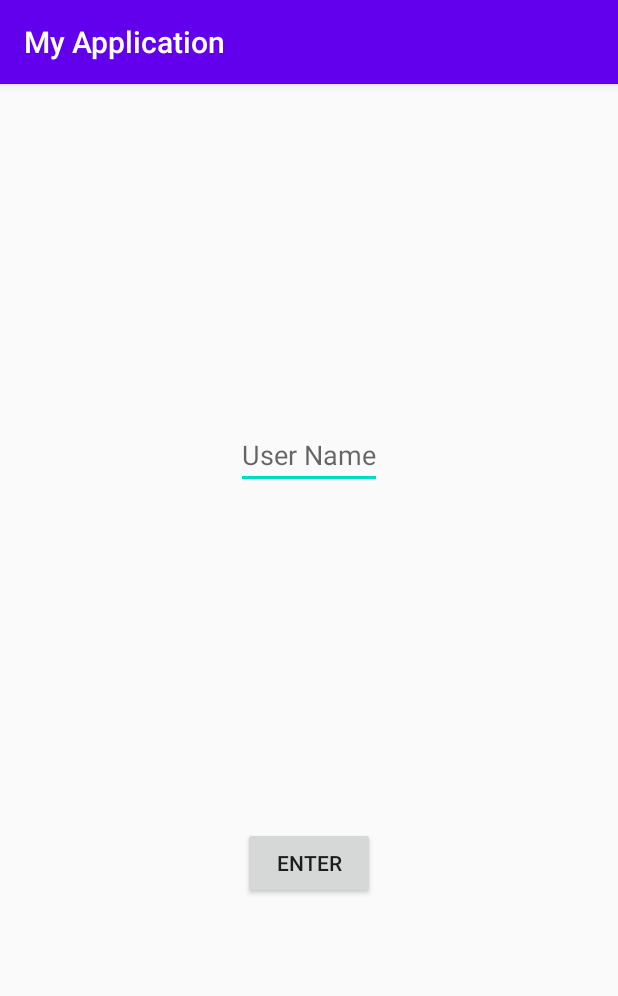
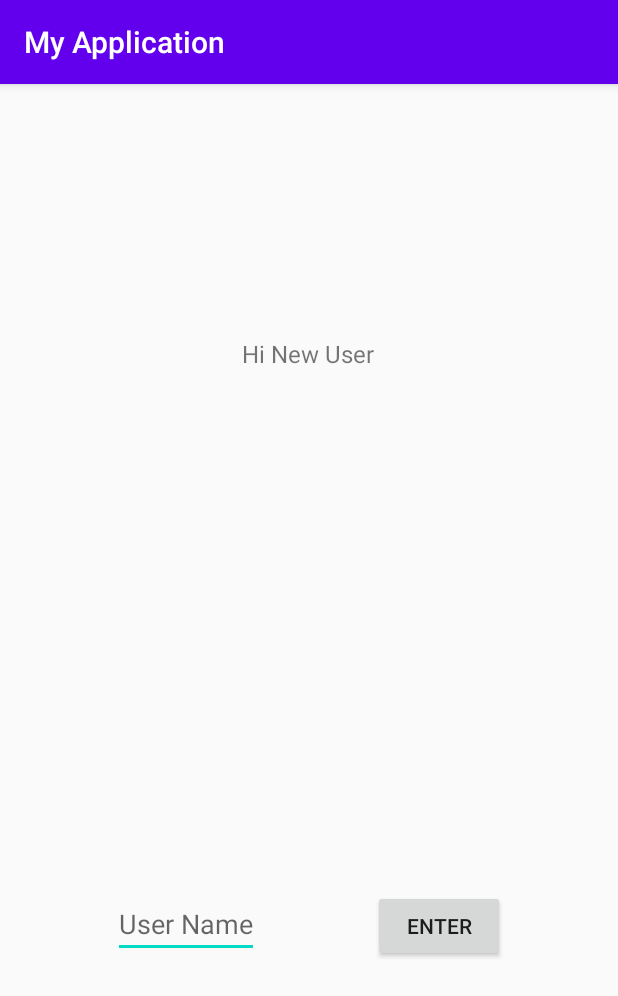
Before and after one commit to chagayh/DataApp, an Android app: the screen it shows after launch (MainActivity), on a phone screen of 412 x 824 dp. Shown: the top 996 px of the screen. Run offline under Robolectric (Android 15) with nearby library versions, the phone set to English and light mode, and no system bars.

```diff
--- a/app/src/main/java/com/example/myapplication/MainActivity.kt
+++ b/app/src/main/java/com/example/myapplication/MainActivity.kt
@@ -1,10 +1,12 @@
 package com.example.myapplication
 
+import android.annotation.SuppressLint
 import androidx.appcompat.app.AppCompatActivity
 import android.os.Bundle
 import android.view.View
 import android.widget.Button
 import android.widget.EditText
+import android.widget.TextView
 import android.widget.Toast
 
 class MainActivity : AppCompatActivity() {
@@ -14,12 +16,12 @@ class MainActivity : AppCompatActivity() {
         get() = findViewById(R.id.editText)
     private val enterBtn: Button
             get () = findViewById(R.id.enterBtn)
+    private val textView: TextView
+        get () = findViewById(R.id.textView)
 
     override fun onCreate(savedInstanceState: Bundle?) {
         super.onCreate(savedInstanceState)
         setContentView(R.layout.activity_main)
-
-        invisibleComps()
 
         checkFirstLogin()
 
@@ -27,26 +29,31 @@ class MainActivity : AppCompatActivity() {
 
     }
 
-    private fun invisibleComps(){
-        editText.visibility = View.INVISIBLE
-        enterBtn.visibility = View.INVISIBLE
-    }
-
+    @SuppressLint("SetTextI18n")
     private fun setButton(){
         enterBtn.setOnClickListener {
             when {
                 editText.text.toString() == "" -> Toast.makeText(this, "Enter User Name", Toast.LENGTH_LONG)
                     .show()
                 else -> {appContext.appSp.storeUserName(editText.text.toString())
-                    invisibleComps()
+                    enterBtn.text = "CHANGE USER NAME"
+                    textView.text = "Welcome " + editText.text.toString()
+                    editText.text.clear()
                 }
             }
         }
     }
 
+    @SuppressLint("SetTextI18n")
     private fun checkFirstLogin(){
         if (appContext.appSp.getUserName() == null){
+            enterBtn.text = "ENTER"
+            textView.text = "Hi New User"
             askForUserName()
+        } else {
+            textView.visibility = View.VISIBLE
+            textView.text = "Welcome " + appContext.appSp.getUserName()
+            enterBtn.text = "CHANGE USER NAME"
         }
     }
 
--- a/app/src/main/java/com/example/myapplication/ServerInterface.kt
+++ b/app/src/main/java/com/example/myapplication/ServerInterface.kt
@@ -6,5 +6,8 @@ import retrofit2.http.Path
 
 interface ServerInterface {
     @GET("/users/{user_name}/token")
-    suspend fun getToken(@Path("userName") userNAme: String): Call<TokenResponse>
+    fun getToken(@Path("userName") userNAme: String): Call<TokenResponse>
+
+    @GET("/user/")
+    fun getUser(): Call<UserResponse>
 }
--- a/app/src/main/res/layout/activity_main.xml
+++ b/app/src/main/res/layout/activity_main.xml
@@ -6,17 +6,18 @@
     android:layout_height="match_parent"
     tools:context=".MainActivity">
 
-    <EditText
-        android:id="@+id/editText"
+    <TextView
+        android:id="@+id/textView"
         android:layout_width="wrap_content"
         android:layout_height="wrap_content"
-        android:hint="User Name"
-        android:digits="0123456789qwertzuiopasdfghjklyxcvbnmQWERTZUIOPASDFGHJKLYXCVBNM"
-        android:inputType="textFilter"
-        app:layout_constraintBottom_toTopOf="@id/enterBtn"
+        android:textSize="16sp"
+        app:layout_constraintBottom_toBottomOf="parent"
+        app:layout_constraintHorizontal_bias="0.498"
         app:layout_constraintLeft_toLeftOf="parent"
         app:layout_constraintRight_toRightOf="parent"
-        app:layout_constraintTop_toTopOf="parent" />
+        app:layout_constraintTop_toTopOf="parent"
+        app:layout_constraintVertical_bias="0.226"
+        tools:text="welcome back" />
 
     <Button
         android:id="@+id/enterBtn"
@@ -24,10 +25,23 @@
         android:layout_height="wrap_content"
         android:text="Enter"
         app:layout_constraintBottom_toBottomOf="parent"
+        app:layout_constraintLeft_toRightOf="@id/editText"
+        app:layout_constraintRight_toRightOf="parent"
+        app:layout_constraintTop_toTopOf="parent"
+        app:layout_constraintVertical_bias="0.746" />
+
+    <EditText
+        android:id="@+id/editText"
+        android:layout_width="wrap_content"
+        android:layout_height="wrap_content"
+        android:digits="0123456789qwertzuiopasdfghjklyxcvbnmQWERTZUIOPASDFGHJKLYXCVBNM"
+        android:hint="User Name"
+        android:inputType="textFilter"
+        app:layout_constraintBottom_toBottomOf="parent"
         app:layout_constraintLeft_toLeftOf="parent"
-        app:layout_constraintRight_toRightOf="parent"
-        app:layout_constraintTop_toBottomOf="@+id/editText" />
-
+        app:layout_constraintRight_toLeftOf="@id/enterBtn"
+        app:layout_constraintTop_toTopOf="parent"
+        app:layout_constraintVertical_bias="0.744" />
 
 
 </androidx.constraintlayout.widget.ConstraintLayout>
```
Also changed, not shown: app/src/main/java/com/example/myapplication/GetTokenWorker.kt (+25 -7 lines), app/src/main/java/com/example/myapplication/GetUserWorker.kt (added, +12 -0 lines).
